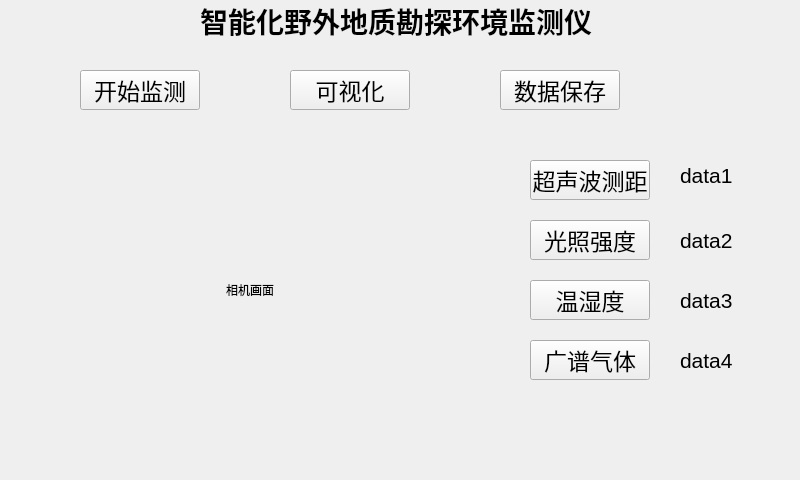
Qt form mainwindow.ui (gbn666/GeoProspector) before a commit.
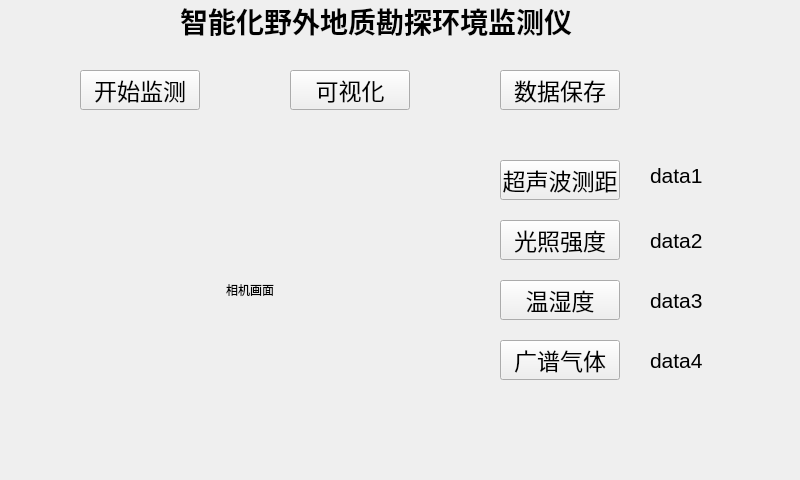
The same form after that commit. Icons and pictures are not drawn.

Diff of the .ui file:
```diff
--- a/mainwindow.ui
+++ b/mainwindow.ui
@@ -17,7 +17,7 @@
    <widget class="QLabel" name="labelImage">
     <property name="geometry">
      <rect>
-      <x>160</x>
+      <x>150</x>
       <y>10</y>
       <width>30</width>
       <height>29</height>
@@ -45,7 +45,7 @@
    <widget class="QLabel" name="titlelabel">
     <property name="geometry">
      <rect>
-      <x>200</x>
+      <x>180</x>
       <y>0</y>
       <width>400</width>
       <height>41</height>
@@ -107,7 +107,7 @@
    <widget class="QPushButton" name="pushButton">
     <property name="geometry">
      <rect>
-      <x>530</x>
+      <x>500</x>
       <y>160</y>
       <width>120</width>
       <height>40</height>
@@ -126,7 +126,7 @@
    <widget class="QPushButton" name="lightButton">
     <property name="geometry">
      <rect>
-      <x>530</x>
+      <x>500</x>
       <y>220</y>
       <width>120</width>
       <height>40</height>
@@ -145,7 +145,7 @@
    <widget class="QPushButton" name="temperButton">
     <property name="geometry">
      <rect>
-      <x>530</x>
+      <x>500</x>
       <y>280</y>
       <width>120</width>
       <height>40</height>
@@ -164,7 +164,7 @@
    <widget class="QPushButton" name="gasButton">
     <property name="geometry">
      <rect>
-      <x>530</x>
+      <x>500</x>
       <y>340</y>
       <width>120</width>
       <height>40</height>
@@ -218,7 +218,7 @@
    <widget class="QLabel" name="label_3">
     <property name="geometry">
      <rect>
-      <x>680</x>
+      <x>650</x>
       <y>160</y>
       <width>121</width>
       <height>31</height>
@@ -236,9 +236,9 @@
    <widget class="QLabel" name="label_4">
     <property name="geometry">
      <rect>
-      <x>680</x>
+      <x>650</x>
       <y>220</y>
-      <width>101</width>
+      <width>121</width>
       <height>41</height>
      </rect>
     </property>
@@ -254,9 +254,9 @@
    <widget class="QLabel" name="label_5">
     <property name="geometry">
      <rect>
-      <x>680</x>
+      <x>650</x>
       <y>280</y>
-      <width>111</width>
+      <width>131</width>
       <height>41</height>
      </rect>
     </property>
@@ -272,7 +272,7 @@
    <widget class="QLabel" name="label_6">
     <property name="geometry">
      <rect>
-      <x>680</x>
+      <x>650</x>
       <y>340</y>
       <width>91</width>
       <height>41</height>
```
